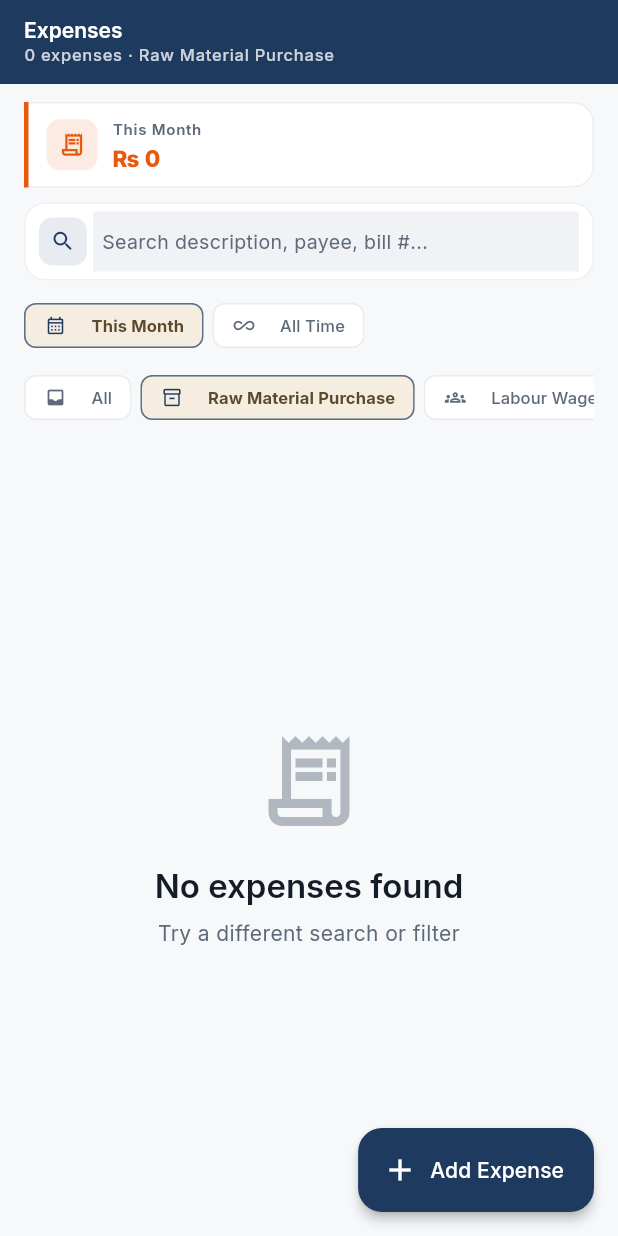
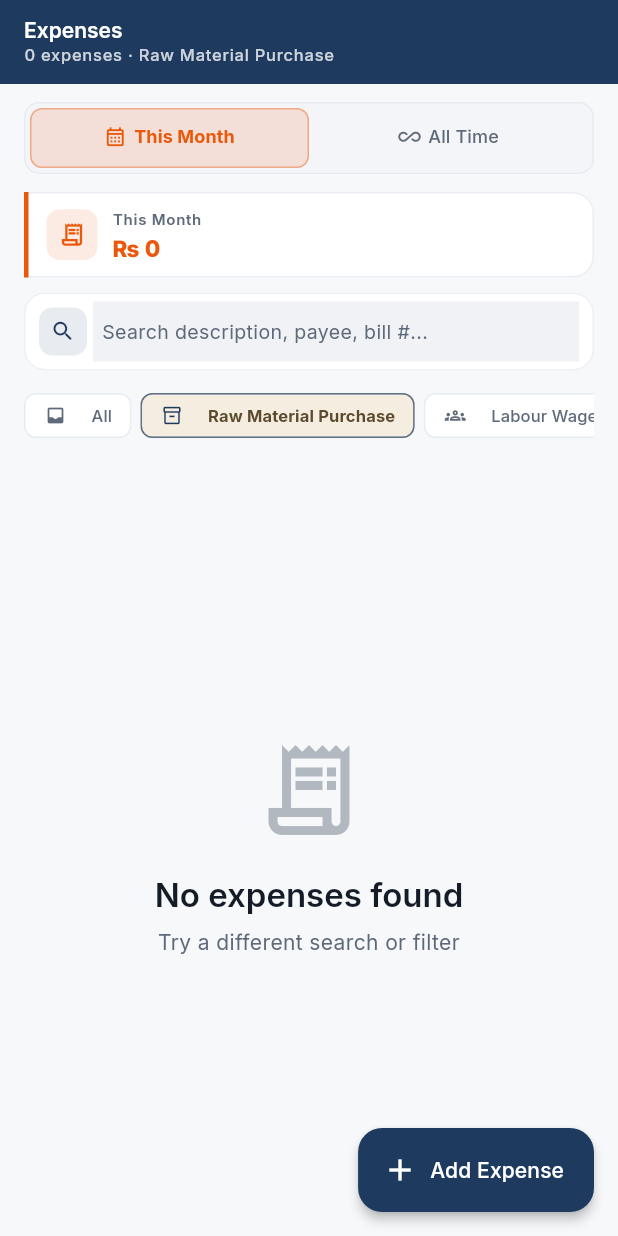
Before and after one commit to JabbarKakar/factory_management, a Flutter app: the ExpensesScreen screen opened by its route, after a tap on "Raw Material Purchase", on a phone screen of 412 x 824 dp. Run offline on Flutter 3.47's test engine with Material 3 defaults, Android fonts, the phone set to English and light mode, and no system bars; our stand-ins replace bloc, cloud_firestore, equatable, firebase_auth, firebase_core, fl_chart and 9 more; missing offline and left inert: excel; accounts and stored records are empty.

Commit message:
By Jabbar, Expenses, TabView added

```diff
--- a/lib/presentation/screens/expenses/expenses_screen.dart
+++ b/lib/presentation/screens/expenses/expenses_screen.dart
@@ -12,7 +12,7 @@ import '../../utils/user_permissions_context.dart';
 import '../../widgets/empty_state_view.dart';
 import '../../widgets/expenses/expense_category_filter_bar.dart';
 import '../../widgets/expenses/expense_list_tile.dart';
-import '../../widgets/expenses/expense_period_filter_bar.dart';
+import '../../widgets/expenses/expense_period_tab_bar.dart';
 import '../../widgets/expenses/expense_summary_card.dart';
 import '../../widgets/job_work/job_work_search_bar.dart';
 
@@ -23,13 +23,37 @@ class ExpensesScreen extends StatefulWidget {
   State<ExpensesScreen> createState() => _ExpensesScreenState();
 }
 
-class _ExpensesScreenState extends State<ExpensesScreen> {
+class _ExpensesScreenState extends State<ExpensesScreen>
+    with SingleTickerProviderStateMixin {
   final _searchController = TextEditingController();
+  late final TabController _tabController;
+
+  @override
+  void initState() {
+    super.initState();
+    _tabController = TabController(
+      length: ExpenseListPeriodFilter.values.length,
+      vsync: this,
+    );
+    _tabController.addListener(_onTabChanged);
+  }
 
   @override
   void dispose() {
+    _tabController.removeListener(_onTabChanged);
+    _tabController.dispose();
     _searchController.dispose();
     super.dispose();
+  }
+
+  void _onTabChanged() {
+    if (_tabController.indexIsChanging) return;
+
+    final period = ExpenseListPeriodFilter.values[_tabController.index];
+    final bloc = context.read<ExpenseListBloc>();
+    if (bloc.state.periodFilter != period) {
+      bloc.add(ExpenseListPeriodFilterChanged(period));
+    }
   }
 
   void _onSearchClear() {
@@ -39,22 +63,26 @@ class _ExpensesScreenState extends State<ExpensesScreen> {
 
   @override
   Widget build(BuildContext context) {
-    return Scaffold(
+    return BlocListener<ExpenseListBloc, ExpenseListState>(
+      listenWhen: (prev, curr) => prev.periodFilter != curr.periodFilter,
+      listener: (context, state) {
+        final index =
+            ExpenseListPeriodFilter.values.indexOf(state.periodFilter);
+        if (_tabController.index != index) {
+          _tabController.animateTo(index);
+        }
+      },
+      child: Scaffold(
         appBar: AppBar(
           title: BlocBuilder<ExpenseListBloc, ExpenseListState>(
             buildWhen: (prev, curr) =>
                 prev.visibleExpenses.length != curr.visibleExpenses.length ||
-              prev.periodFilter != curr.periodFilter ||
                 prev.categoryFilter != curr.categoryFilter,
             builder: (context, state) {
               final appBarForeground =
                   Theme.of(context).appBarTheme.foregroundColor ??
                       Theme.of(context).colorScheme.onSurface;
-            final filterParts = <String>[
-              if (state.periodFilter != ExpenseListPeriodFilter.thisMonth)
-                state.periodFilter.label,
-              if (state.categoryFilter != null) state.categoryFilter!.label,
-            ];
+              final categoryLabel = state.categoryFilter?.label;
 
               return Column(
                 crossAxisAlignment: CrossAxisAlignment.start,
@@ -62,7 +90,7 @@ class _ExpensesScreenState extends State<ExpensesScreen> {
                   const Text(AppStrings.expenses),
                   Text(
                     '${state.visibleExpenses.length} expenses'
-                  '${filterParts.isNotEmpty ? ' · ${filterParts.join(' · ')}' : ''}',
+                    '${categoryLabel != null ? ' · $categoryLabel' : ''}',
                     style: Theme.of(context).textTheme.labelSmall?.copyWith(
                           color: appBarForeground.withValues(alpha: 0.78),
                           fontWeight: FontWeight.w500,
@@ -85,6 +113,7 @@ class _ExpensesScreenState extends State<ExpensesScreen> {
         body: Column(
           crossAxisAlignment: CrossAxisAlignment.stretch,
           children: [
+            ExpensePeriodTabBar(controller: _tabController),
             BlocBuilder<ExpenseListBloc, ExpenseListState>(
               buildWhen: (prev, curr) =>
                   prev.monthTotal != curr.monthTotal ||
@@ -115,33 +144,39 @@ class _ExpensesScreenState extends State<ExpensesScreen> {
               padding: const EdgeInsets.symmetric(horizontal: 16),
               child: BlocBuilder<ExpenseListBloc, ExpenseListState>(
                 buildWhen: (prev, curr) =>
-                  prev.periodFilter != curr.periodFilter ||
                     prev.categoryFilter != curr.categoryFilter,
                 builder: (context, state) {
-                return Column(
-                  crossAxisAlignment: CrossAxisAlignment.start,
-                  children: [
-                    ExpensePeriodFilterBar(
-                      selected: state.periodFilter,
-                      onChanged: (period) => context.read<ExpenseListBloc>().add(
-                            ExpenseListPeriodFilterChanged(period),
-                          ),
-                    ),
-                    const SizedBox(height: 8),
-                    ExpenseCategoryFilterBar(
+                  return ExpenseCategoryFilterBar(
                     selected: state.categoryFilter,
                     onChanged: (category) => context
                         .read<ExpenseListBloc>()
                         .add(ExpenseListCategoryFilterChanged(category)),
-                    ),
-                  ],
                   );
                 },
               ),
             ),
             const SizedBox(height: 8),
             Expanded(
-            child: BlocBuilder<ExpenseListBloc, ExpenseListState>(
+              child: TabBarView(
+                controller: _tabController,
+                children: ExpenseListPeriodFilter.values
+                    .map((_) => const _ExpenseListPane())
+                    .toList(),
+              ),
+            ),
+          ],
+        ),
+      ),
+    );
+  }
+}
+
+class _ExpenseListPane extends StatelessWidget {
+  const _ExpenseListPane();
+
+  @override
+  Widget build(BuildContext context) {
+    return BlocBuilder<ExpenseListBloc, ExpenseListState>(
       builder: (context, state) {
         if (state.status == ExpenseListStatus.loading &&
             state.expenses.isEmpty) {
@@ -181,11 +216,9 @@ class _ExpensesScreenState extends State<ExpensesScreen> {
             subtitle: filteredOut
                 ? AppStrings.tryDifferentSearch
                 : AppStrings.addFirstExpense,
-                    action: !filteredOut &&
-                            context.userCanCreate(AppModule.expenses)
+            action: !filteredOut && context.userCanCreate(AppModule.expenses)
                 ? ElevatedButton.icon(
-                            onPressed: () =>
-                                context.push(RoutePaths.expensesAdd),
+                    onPressed: () => context.push(RoutePaths.expensesAdd),
                     icon: const Icon(Icons.add),
                     label: const Text(AppStrings.addExpense),
                   )
@@ -216,10 +249,6 @@ class _ExpensesScreenState extends State<ExpensesScreen> {
           ),
         );
       },
-            ),
-          ),
-        ],
-      ),
     );
   }
 }
--- /dev/null
+++ b/lib/presentation/widgets/expenses/expense_period_tab_bar.dart
@@ -0,0 +1,81 @@
+import 'package:flutter/material.dart';
+
+import '../../../core/constants/app_colors.dart';
+import '../../../domain/enums/expense_enums.dart';
+
+class ExpensePeriodTabBar extends StatelessWidget {
+  const ExpensePeriodTabBar({
+    required this.controller,
+    super.key,
+  });
+
+  final TabController controller;
+
+  @override
+  Widget build(BuildContext context) {
+    final theme = Theme.of(context);
+    final isDark = theme.brightness == Brightness.dark;
+    final outline =
+        theme.colorScheme.outline.withValues(alpha: isDark ? 0.3 : 0.35);
+    const accent = AppColors.warning;
+
+    return Padding(
+      padding: const EdgeInsets.fromLTRB(16, 12, 16, 0),
+      child: DecoratedBox(
+        decoration: BoxDecoration(
+          color: theme.colorScheme.surfaceContainerHighest
+              .withValues(alpha: isDark ? 0.35 : 0.5),
+          borderRadius: BorderRadius.circular(10),
+          border: Border.all(color: outline),
+        ),
+        child: Padding(
+          padding: const EdgeInsets.all(4),
+          child: TabBar(
+          controller: controller,
+          dividerHeight: 0,
+          indicatorSize: TabBarIndicatorSize.tab,
+          indicator: BoxDecoration(
+            color: accent.withValues(alpha: 0.14),
+            borderRadius: BorderRadius.circular(8),
+            border: Border.all(color: accent.withValues(alpha: 0.4)),
+          ),
+          overlayColor: WidgetStateProperty.all(Colors.transparent),
+          splashFactory: NoSplash.splashFactory,
+          labelColor: accent,
+          unselectedLabelColor: theme.colorScheme.onSurfaceVariant,
+          labelStyle: const TextStyle(
+            fontSize: 12,
+            fontWeight: FontWeight.w700,
+            height: 1.1,
+          ),
+          unselectedLabelStyle: const TextStyle(
+            fontSize: 12,
+            fontWeight: FontWeight.w500,
+            height: 1.1,
+          ),
+          tabs: ExpenseListPeriodFilter.values
+              .map(
+                (period) => Tab(
+                  height: 38,
+                  child: Row(
+                    mainAxisAlignment: MainAxisAlignment.center,
+                    children: [
+                      Icon(
+                        period == ExpenseListPeriodFilter.thisMonth
+                            ? Icons.calendar_month_outlined
+                            : Icons.all_inclusive_rounded,
+                        size: 15,
+                      ),
+                      const SizedBox(width: 5),
+                      Text(period.label),
+                    ],
+                  ),
+                ),
+              )
+              .toList(),
+          ),
+        ),
+      ),
+    );
+  }
+}
```
Lines whose indentation alone changed are shown as unchanged.
